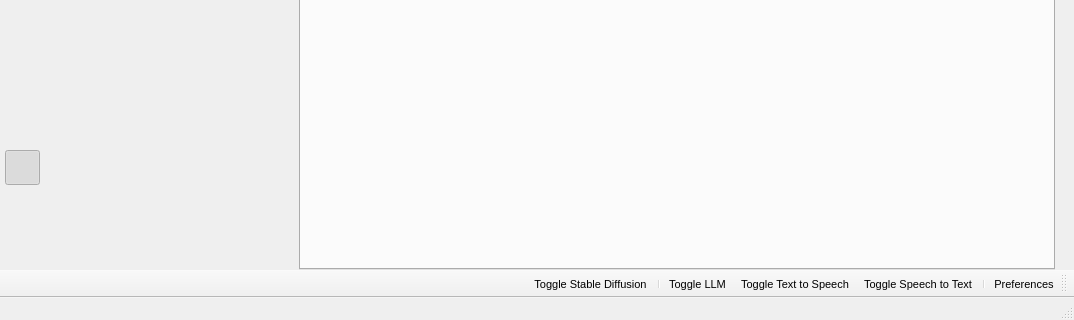
The window that src/airunner/components/application/gui/windows/main/templates/main_window.ui (Capsize-Games/airunner) describes before a commit, drawn with Qt 5; both pictures show x 0 to 1074 and y 440 to 760 of the 1074 by 760 pixel window.
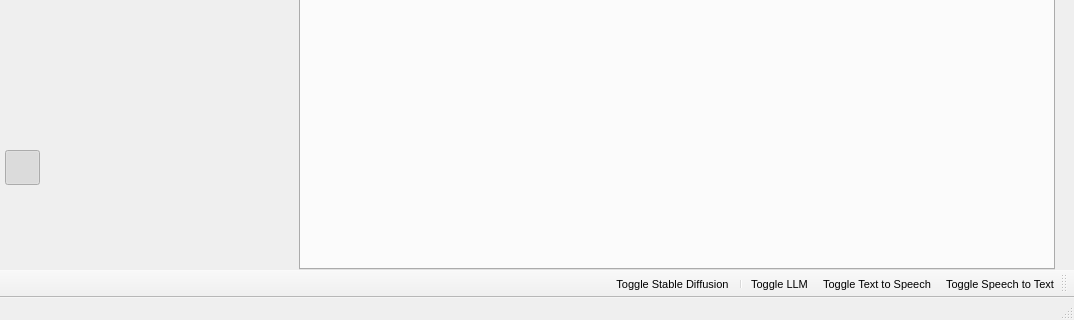
The same window after the commit. Icons and pictures are not drawn. Custom widgets are drawn as their Qt base class.

Commit message: remove rag settings enabled column

Diff of the .ui file:
```diff
--- a/src/airunner/components/application/gui/windows/main/templates/main_window.ui
+++ b/src/airunner/components/application/gui/windows/main/templates/main_window.ui
@@ -964,8 +964,6 @@
    <attribute name="toolBarBreak">
     <bool>false</bool>
    </attribute>
-   <addaction name="actionSettings"/>
-   <addaction name="separator"/>
    <addaction name="actionToggle_Speech_to_Text"/>
    <addaction name="actionToggle_Text_to_Speech"/>
    <addaction name="actionToggle_LLM"/>
```
The commit also changes 5 other files.
